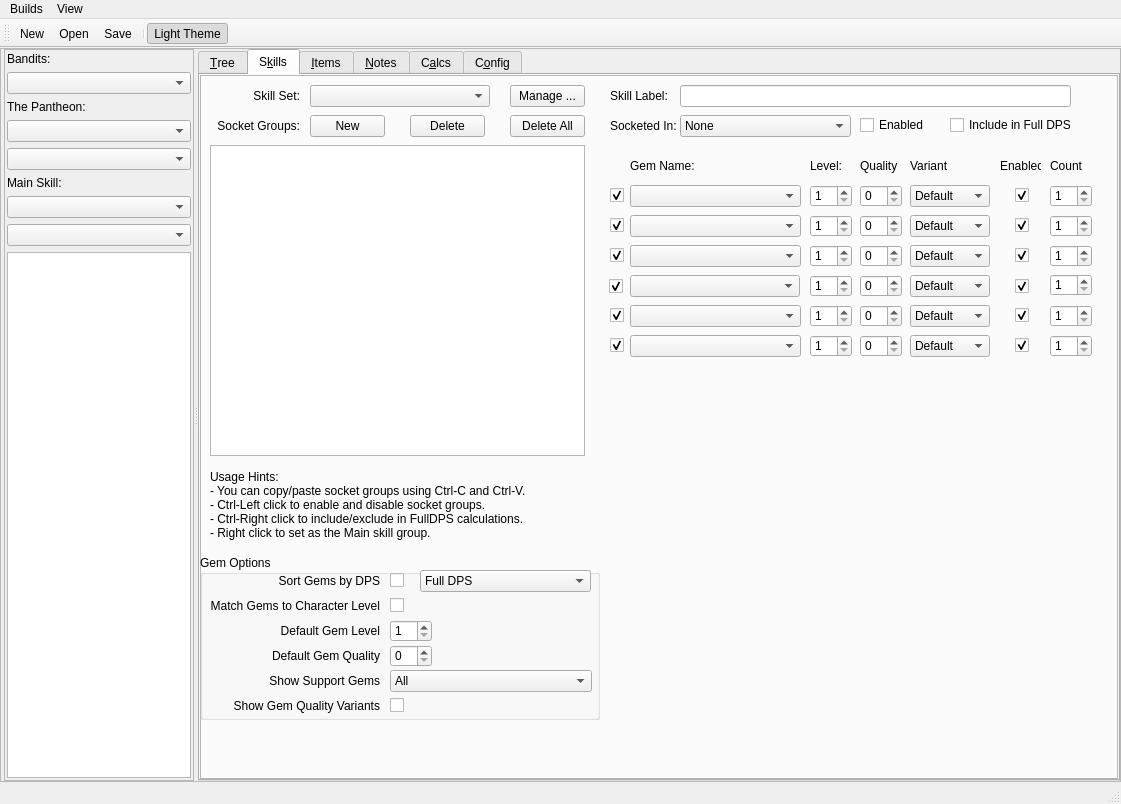
Before: the Qt Designer form Assets/PoB_Main_Window.ui in PathOfBuildingCommunity/PathOfBuilding-Python, drawn with Qt 5.
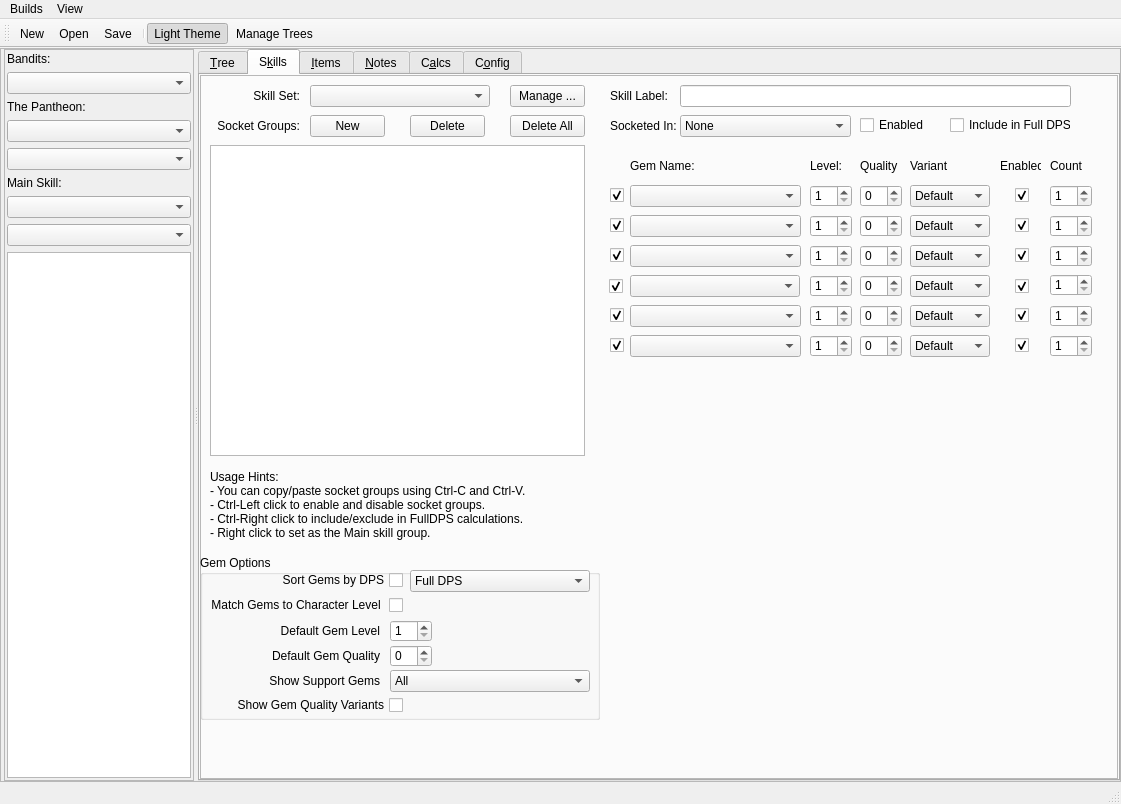
After: the same form once the commit is applied. The open tabs and pages were chosen to show the change. Icons and pictures are not drawn.

Commit message: Flow Layout working. Remove a lot is compares against None

The edit to the form file:
```diff
--- a/Assets/PoB_Main_Window.ui
+++ b/Assets/PoB_Main_Window.ui
@@ -702,38 +702,6 @@
                 <property name="title">
                  <string>Gem Options</string>
                 </property>
-                <widget class="QLabel" name="label_SortByDPS">
-                 <property name="geometry">
-                  <rect>
-                   <x>10</x>
-                   <y>15</y>
-                   <width>170</width>
-                   <height>22</height>
-                  </rect>
-                 </property>
-                 <property name="text">
-                  <string>Sort Gems by DPS</string>
-                 </property>
-                 <property name="alignment">
-                  <set>Qt::AlignRight|Qt::AlignTrailing|Qt::AlignVCenter</set>
-                 </property>
-                </widget>
-                <widget class="QLabel" name="label_MatchToLevel">
-                 <property name="geometry">
-                  <rect>
-                   <x>10</x>
-                   <y>40</y>
-                   <width>170</width>
-                   <height>22</height>
-                  </rect>
-                 </property>
-                 <property name="text">
-                  <string>Match Gems to Character Level</string>
-                 </property>
-                 <property name="alignment">
-                  <set>Qt::AlignRight|Qt::AlignTrailing|Qt::AlignVCenter</set>
-                 </property>
-                </widget>
                 <widget class="QLabel" name="label_DefaultGemLevel">
                  <property name="geometry">
                   <rect>
@@ -782,28 +750,12 @@
                   <set>Qt::AlignRight|Qt::AlignTrailing|Qt::AlignVCenter</set>
                  </property>
                 </widget>
-                <widget class="QLabel" name="label_ShowGemQualityVariants">
-                 <property name="geometry">
-                  <rect>
-                   <x>10</x>
-                   <y>140</y>
-                   <width>170</width>
-                   <height>22</height>
-                  </rect>
-                 </property>
-                 <property name="text">
-                  <string>Show Gem Quality Variants</string>
-                 </property>
-                 <property name="alignment">
-                  <set>Qt::AlignRight|Qt::AlignTrailing|Qt::AlignVCenter</set>
-                 </property>
-                </widget>
                 <widget class="QComboBox" name="combo_SortByDPS">
                  <property name="geometry">
                   <rect>
-                   <x>220</x>
+                   <x>210</x>
                    <y>15</y>
-                   <width>171</width>
+                   <width>180</width>
                    <height>22</height>
                   </rect>
                  </property>
@@ -848,22 +800,6 @@
                   </property>
                  </item>
                 </widget>
-                <widget class="QCheckBox" name="check_MatchToLevel">
-                 <property name="geometry">
-                  <rect>
-                   <x>190</x>
-                   <y>40</y>
-                   <width>20</width>
-                   <height>20</height>
-                  </rect>
-                 </property>
-                 <property name="autoFillBackground">
-                  <bool>false</bool>
-                 </property>
-                 <property name="text">
-                  <string/>
-                 </property>
-                </widget>
                 <widget class="QSpinBox" name="spin_DefaultGemLevel">
                  <property name="geometry">
                   <rect>
@@ -898,7 +834,7 @@
                   <rect>
                    <x>190</x>
                    <y>115</y>
-                   <width>202</width>
+                   <width>200</width>
                    <height>22</height>
                   </rect>
                  </property>
@@ -918,30 +854,55 @@
                   </property>
                  </item>
                 </widget>
-                <widget class="QCheckBox" name="check_ShowGemQualityVariants">
-                 <property name="geometry">
-                  <rect>
-                   <x>190</x>
-                   <y>140</y>
-                   <width>20</width>
-                   <height>20</height>
-                  </rect>
-                 </property>
-                 <property name="text">
-                  <string/>
-                 </property>
-                </widget>
                 <widget class="QCheckBox" name="check_SortByDPS">
                  <property name="geometry">
                   <rect>
-                   <x>190</x>
+                   <x>10</x>
                    <y>15</y>
-                   <width>20</width>
+                   <width>193</width>
                    <height>20</height>
                   </rect>
                  </property>
+                 <property name="layoutDirection">
+                  <enum>Qt::RightToLeft</enum>
+                 </property>
                  <property name="text">
-                  <string/>
+                  <string>Sort Gems by DPS</string>
+                 </property>
+                </widget>
+                <widget class="QCheckBox" name="check_ShowGemQualityVariants">
+                 <property name="geometry">
+                  <rect>
+                   <x>10</x>
+                   <y>140</y>
+                   <width>193</width>
+                   <height>20</height>
+                  </rect>
+                 </property>
+                 <property name="layoutDirection">
+                  <enum>Qt::RightToLeft</enum>
+                 </property>
+                 <property name="text">
+                  <string>Show Gem Quality Variants</string>
+                 </property>
+                </widget>
+                <widget class="QCheckBox" name="check_MatchToLevel">
+                 <property name="geometry">
+                  <rect>
+                   <x>10</x>
+                   <y>40</y>
+                   <width>193</width>
+                   <height>20</height>
+                  </rect>
+                 </property>
+                 <property name="layoutDirection">
+                  <enum>Qt::RightToLeft</enum>
+                 </property>
+                 <property name="autoFillBackground">
+                  <bool>false</bool>
+                 </property>
+                 <property name="text">
+                  <string>Match Gems to Character Level </string>
                  </property>
                 </widget>
                </widget>
@@ -2730,6 +2691,7 @@
    <addaction name="action_Save"/>
    <addaction name="separator"/>
    <addaction name="action_Theme"/>
+   <addaction name="action_ManageTrees"/>
   </widget>
   <action name="action_New">
    <property name="icon">
@@ -2824,6 +2786,18 @@
     <bool>false</bool>
    </property>
   </action>
+  <action name="action_ManageTrees">
+   <property name="icon">
+    <iconset resource="PoB.qrc">
+     <normaloff>:/Art/Icons/tree--pencil.png</normaloff>:/Art/Icons/tree--pencil.png</iconset>
+   </property>
+   <property name="text">
+    <string>Manage Trees</string>
+   </property>
+   <property name="shortcut">
+    <string>Ctrl+M</string>
+   </property>
+  </action>
  </widget>
  <resources>
   <include location="PoB.qrc"/>
```
Left out of the diff: 30 changed lines with no effect on the pictures. The commit also changes 8 other files.
